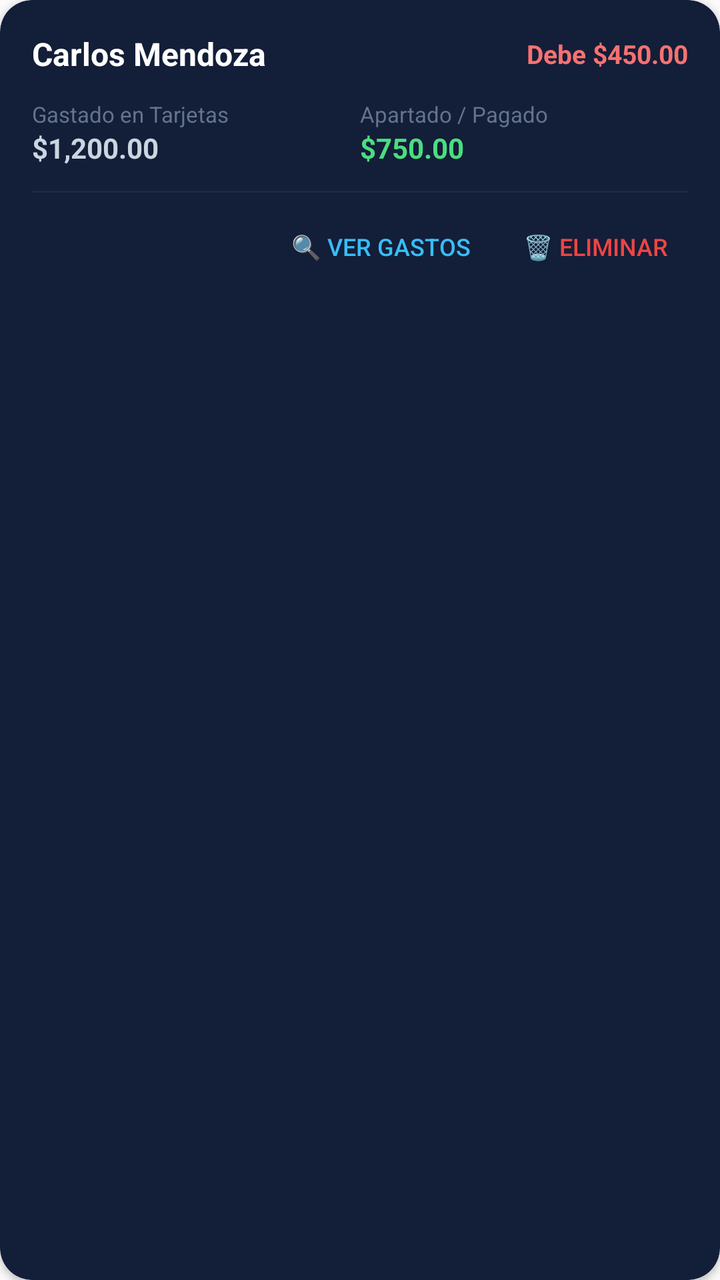
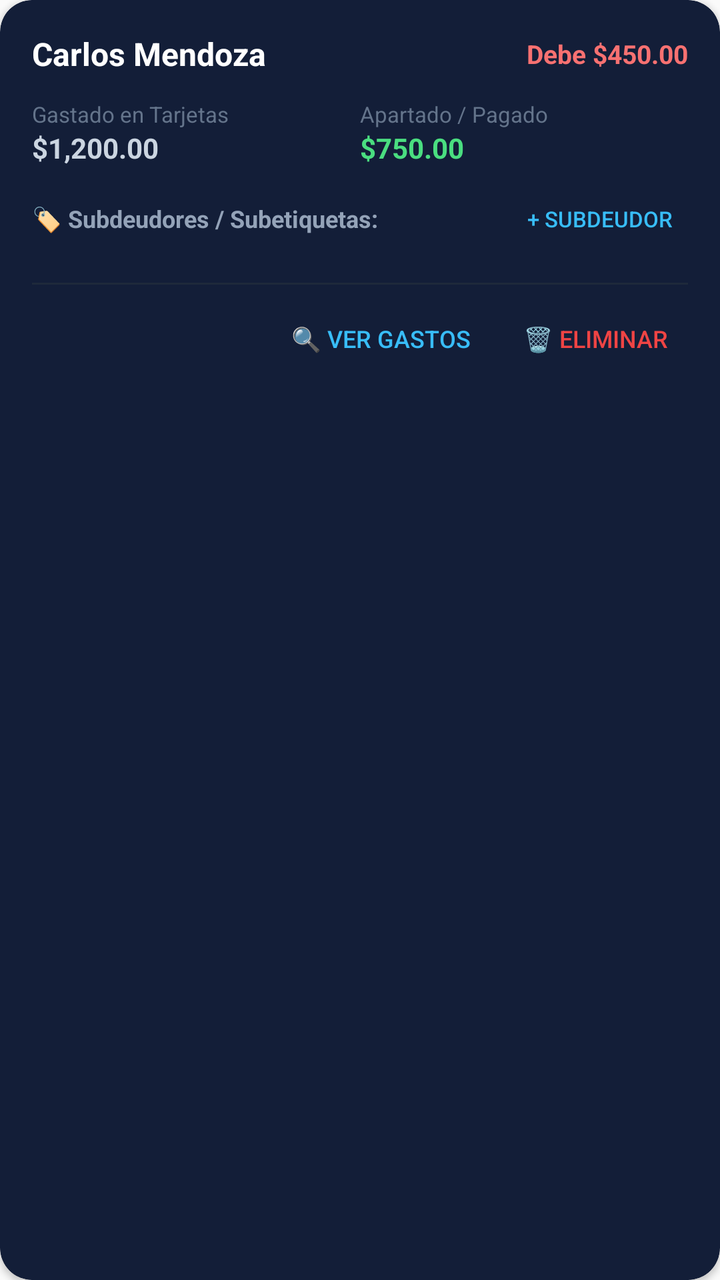

Screens rendered from an Android XML layout before and after an edit, with the pre-edit source and the edit as a unified diff.
<!-- AndroidManifest.xml: application theme AppTheme -->
<!-- res/layout/item_person.xml -->
<?xml version="1.0" encoding="utf-8"?>
<androidx.cardview.widget.CardView xmlns:android="http://schemas.android.com/apk/res/android"
    xmlns:app="http://schemas.android.com/apk/res-auto"
    android:layout_width="match_parent"
    android:layout_height="wrap_content"
    app:cardCornerRadius="16dp"
    app:cardBackgroundColor="#131e38"
    app:cardElevation="2dp"
    android:layout_marginBottom="10dp">

    <LinearLayout
        android:layout_width="match_parent"
        android:layout_height="wrap_content"
        android:orientation="vertical"
        android:padding="16dp">

        <LinearLayout
            android:layout_width="match_parent"
            android:layout_height="wrap_content"
            android:orientation="horizontal"
            android:gravity="center_vertical"
            android:layout_marginBottom="12dp">

            <TextView
                android:id="@+id/tv_item_person_name"
                android:layout_width="0dp"
                android:layout_height="wrap_content"
                android:layout_weight="1"
                android:text="Carlos Mendoza"
                android:textColor="#ffffff"
                android:textSize="16sp"
                android:textStyle="bold" />

            
            <TextView
                android:id="@+id/tv_item_person_owed_badge"
                android:layout_width="wrap_content"
                android:layout_height="wrap_content"
                android:text="Debe $450.00"
                android:textColor="#f87171"
                android:textSize="13sp"
                android:textStyle="bold" />
        </LinearLayout>

        <LinearLayout
            android:layout_width="match_parent"
            android:layout_height="wrap_content"
            android:orientation="horizontal"
            android:layout_marginBottom="12dp">

            <LinearLayout
                android:layout_width="0dp"
                android:layout_height="wrap_content"
                android:layout_weight="1"
                android:orientation="vertical">

                <TextView
                    android:layout_width="wrap_content"
                    android:layout_height="wrap_content"
                    android:text="Gastado en Tarjetas"
                    android:textColor="#64748b"
                    android:textSize="11sp" />

                <TextView
                    android:id="@+id/tv_item_person_spent"
                    android:layout_width="wrap_content"
                    android:layout_height="wrap_content"
                    android:text="$1,200.00"
                    android:textColor="#cbd5e1"
                    android:textSize="14sp"
                    android:textStyle="bold" />
            </LinearLayout>

            <LinearLayout
                android:layout_width="0dp"
                android:layout_height="wrap_content"
                android:layout_weight="1"
                android:orientation="vertical">

                <TextView
                    android:layout_width="wrap_content"
                    android:layout_height="wrap_content"
                    android:text="Apartado / Pagado"
                    android:textColor="#64748b"
                    android:textSize="11sp" />

                <TextView
                    android:id="@+id/tv_item_person_delivered"
                    android:layout_width="wrap_content"
                    android:layout_height="wrap_content"
                    android:text="$750.00"
                    android:textColor="#4ade80"
                    android:textSize="14sp"
                    android:textStyle="bold" />
            </LinearLayout>
        </LinearLayout>

        
        <LinearLayout
            android:id="@+id/layout_person_pending_movements_section"
            android:layout_width="match_parent"
            android:layout_height="wrap_content"
            android:orientation="vertical"
            android:layout_marginBottom="12dp"
            android:visibility="gone">

            <TextView
                android:layout_width="wrap_content"
                android:layout_height="wrap_content"
                android:text="⏳ Gastos pendientes de apartar:"
                android:textColor="#fbbf24"
                android:textSize="12sp"
                android:textStyle="bold"
                android:layout_marginBottom="6dp" />

            <LinearLayout
                android:id="@+id/layout_person_pending_movements_list"
                android:layout_width="match_parent"
                android:layout_height="wrap_content"
                android:orientation="vertical" />
        </LinearLayout>

        <View
            android:layout_width="match_parent"
            android:layout_height="1dp"
            android:background="#1e293b"
            android:layout_marginBottom="10dp" />

        
        <LinearLayout
            android:layout_width="match_parent"
            android:layout_height="wrap_content"
            android:orientation="horizontal"
            android:gravity="end">

            <Button
                android:id="@+id/btn_item_person_filter"
                android:layout_width="wrap_content"
                android:layout_height="34dp"
                android:text="🔍 Ver Gastos"
                android:textColor="#38bdf8"
                android:textSize="12sp"
                android:background="?android:attr/selectableItemBackground"
                android:paddingHorizontal="10dp"
                android:layout_marginEnd="6dp" />

            <Button
                android:id="@+id/btn_item_person_delete"
                android:layout_width="wrap_content"
                android:layout_height="34dp"
                android:text="🗑️ Eliminar"
                android:textColor="#ef4444"
                android:textSize="12sp"
                android:background="?android:attr/selectableItemBackground"
                android:paddingHorizontal="10dp" />
        </LinearLayout>

    </LinearLayout>
</androidx.cardview.widget.CardView>
<!-- resources referenced by this layout -->
<resources>
  <style name="AppTheme" parent="Theme.AppCompat.Light.DarkActionBar">
          
          <item name="colorPrimary">@color/colorPrimary</item>
          <item name="colorPrimaryDark">@color/colorPrimaryDark</item>
          <item name="colorAccent">@color/colorAccent</item>
      </style>
  <color name="colorPrimary">#0b1329</color>
  <color name="colorPrimaryDark">#070d1d</color>
  <color name="colorAccent">#38bdf8</color>
</resources>

<!-- the commit's change to res/layout/item_person.xml (unified diff, before → after) -->
@@ -97,6 +97,49 @@
 
         
         <LinearLayout
+            android:id="@+id/layout_person_subpeople_section"
+            android:layout_width="match_parent"
+            android:layout_height="wrap_content"
+            android:orientation="vertical"
+            android:layout_marginBottom="12dp">
+
+            <LinearLayout
+                android:layout_width="match_parent"
+                android:layout_height="wrap_content"
+                android:orientation="horizontal"
+                android:gravity="center_vertical"
+                android:layout_marginBottom="6dp">
+
+                <TextView
+                    android:id="@+id/tv_person_subpeople_header"
+                    android:layout_width="0dp"
+                    android:layout_height="wrap_content"
+                    android:layout_weight="1"
+                    android:text="🏷️ Subdeudores / Subetiquetas:"
+                    android:textColor="#94a3b8"
+                    android:textSize="12sp"
+                    android:textStyle="bold" />
+
+                <Button
+                    android:id="@+id/btn_item_person_add_subperson"
+                    android:layout_width="wrap_content"
+                    android:layout_height="28dp"
+                    android:text="+ Subdeudor"
+                    android:textColor="#38bdf8"
+                    android:textSize="11sp"
+                    android:background="?android:attr/selectableItemBackground"
+                    android:paddingHorizontal="6dp" />
+            </LinearLayout>
+
+            <LinearLayout
+                android:id="@+id/layout_person_subpeople_list"
+                android:layout_width="match_parent"
+                android:layout_height="wrap_content"
+                android:orientation="vertical" />
+        </LinearLayout>
+
+        
+        <LinearLayout
             android:id="@+id/layout_person_pending_movements_section"
             android:layout_width="match_parent"
             android:layout_height="wrap_content"
